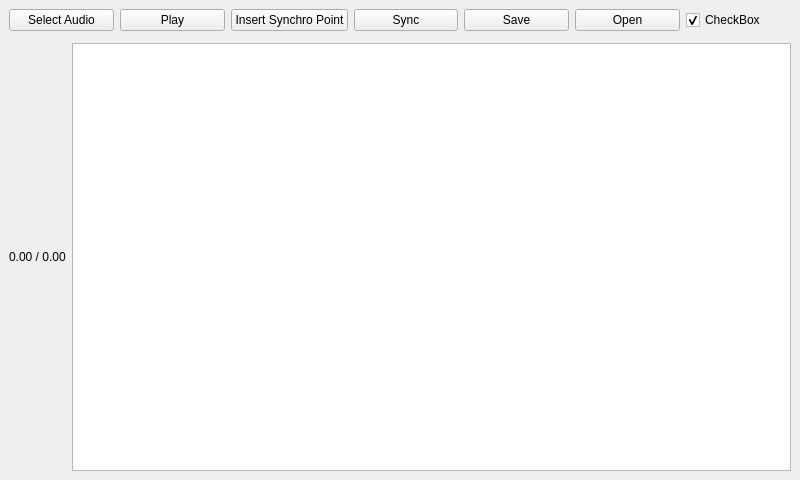
This is mainwindow.ui in Onetchou/Neola as Qt 5 draws it before an edit. The edited form follows.
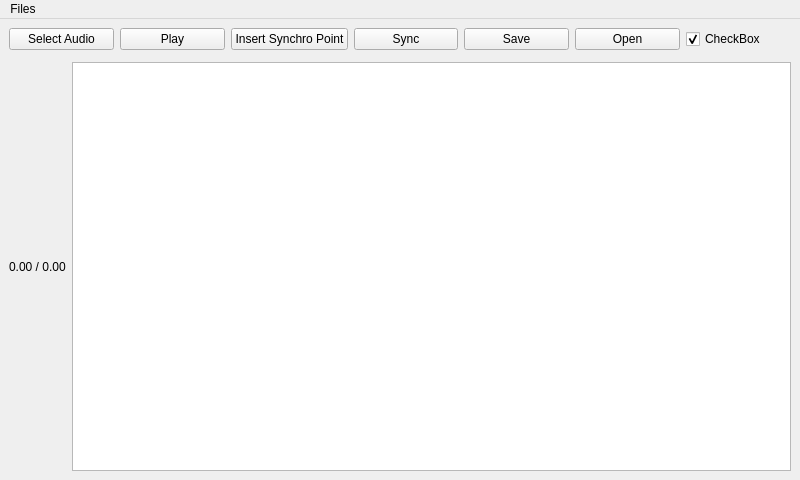
This is the edited form.

```diff
--- a/mainwindow.ui
+++ b/mainwindow.ui
@@ -87,6 +87,28 @@
     </item>
    </layout>
   </widget>
+  <widget class="QMenuBar" name="menuBar">
+   <property name="geometry">
+    <rect>
+     <x>0</x>
+     <y>0</y>
+     <width>800</width>
+     <height>21</height>
+    </rect>
+   </property>
+   <widget class="QMenu" name="menuFiles">
+    <property name="title">
+     <string>Files</string>
+    </property>
+    <addaction name="actionPreferences"/>
+   </widget>
+   <addaction name="menuFiles"/>
+  </widget>
+  <action name="actionPreferences">
+   <property name="text">
+    <string>Preferences</string>
+   </property>
+  </action>
  </widget>
  <resources/>
  <connections/>
```
